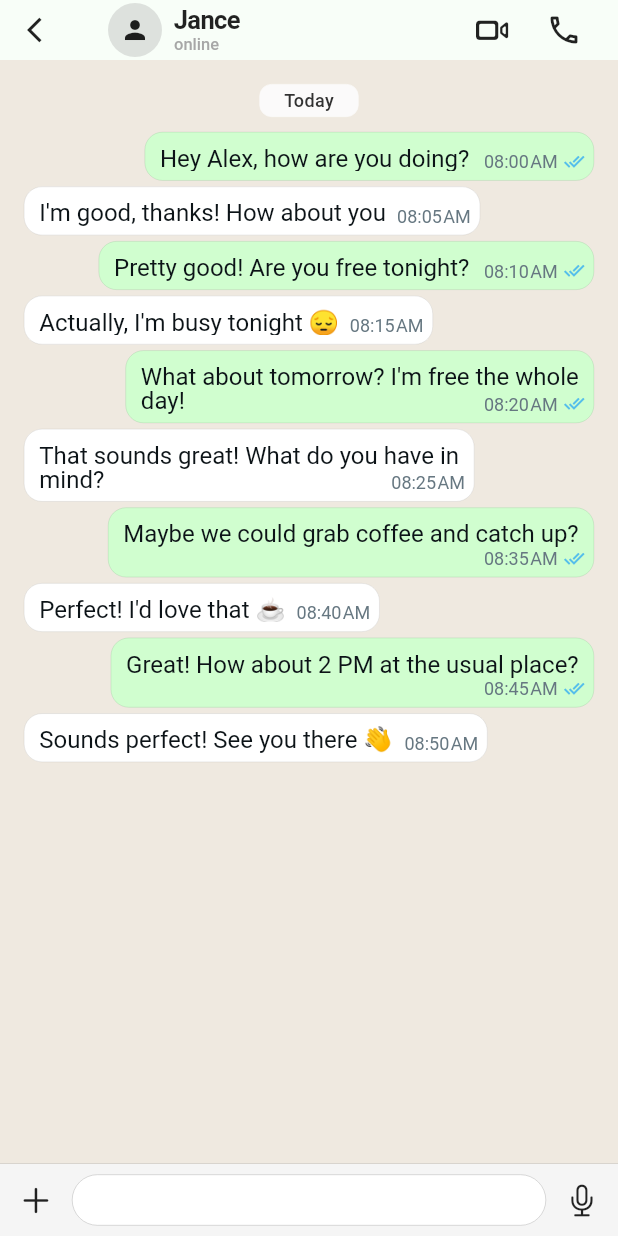
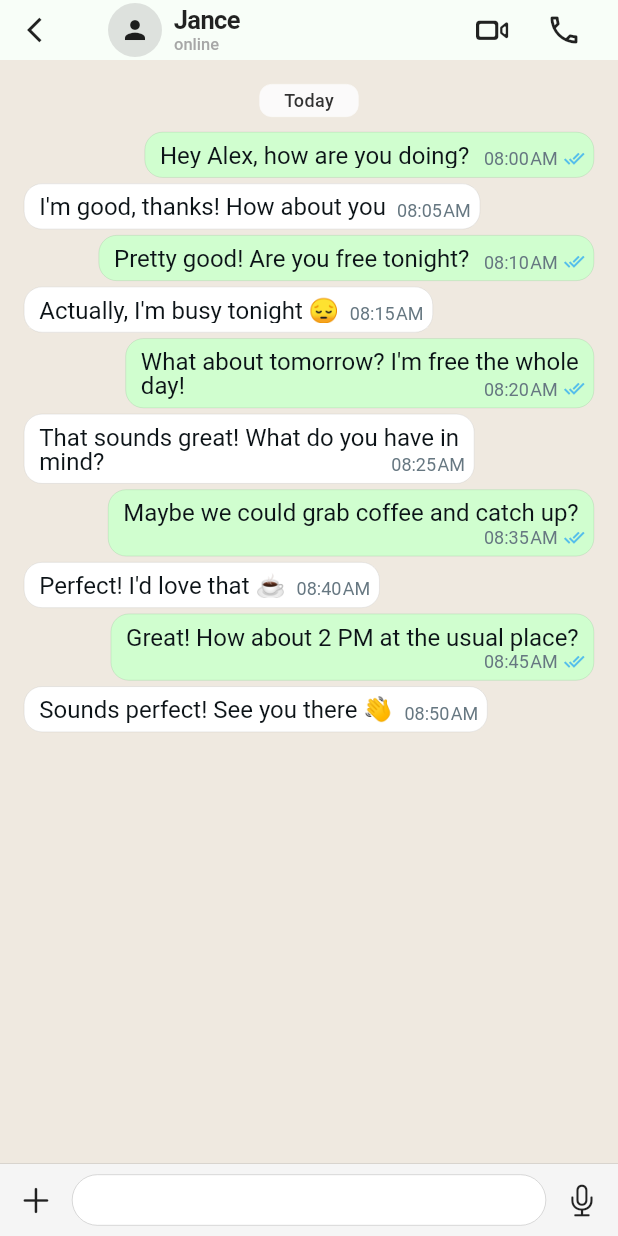
Before and after one commit to Lukas-io/whatreply, a Flutter app: the screen it shows after launch, on a phone screen of 412 x 824 dp. Run offline on Flutter 3.47's test engine with Material 3 defaults, Android fonts, the phone set to English and light mode, and no system bars; network calls fail; Roboto replaces fonts that are missing (SF Pro Display).

```diff
--- a/lib/widgets/message_widgets.dart
+++ b/lib/widgets/message_widgets.dart
@@ -100,7 +100,9 @@ class TextMessage extends StatelessWidget {
       child: Stack(
         fit: StackFit.passthrough,
         children: [
-          Column(
+          message.replyTo != null
+              ? IntrinsicWidth(
+                  child: Column(
                     crossAxisAlignment: CrossAxisAlignment.start,
                     children: [
                       if (message.replyTo != null) ...[
@@ -132,7 +134,55 @@ class TextMessage extends StatelessWidget {
                               TextSpan(
                                 text:
                                     (message.isMe ? "ddd" : "") +
-                            ChatDateUtils.formatMessageTime(message.timestamp),
+                                    ChatDateUtils.formatMessageTime(
+                                      message.timestamp,
+                                    ),
+                                style: const TextStyle(
+                                  fontSize: 12,
+                                  color: Colors.transparent,
+                                  //TODO: CHANGE THIS TO RED.
+                                  wordSpacing: -2,
+                                  letterSpacing: 0,
+                                ),
+                              ),
+                            ],
+                          ),
+                        ),
+                      ),
+                    ],
+                  ),
+                )
+              : Column(
+                  crossAxisAlignment: CrossAxisAlignment.start,
+                  children: [
+                    Padding(
+                      padding: const EdgeInsets.only(
+                        top: 2,
+                        right: 4.0,
+                        left: 4.0,
+                      ),
+                      child: RichText(
+                        textWidthBasis: TextWidthBasis.longestLine,
+                        text: TextSpan(
+                          children: [
+                            TextSpan(
+                              text: message.text,
+                              style: const TextStyle(
+                                fontSize: 16,
+                                color: Color(0xFF0C1317),
+                                height: 1.0,
+                                letterSpacing: 0,
+                              ),
+                            ),
+                            TextSpan(text: " "),
+                            //TODO:
+                            /// THIS HELPS TO SET ENOUGH SPACE FOR THE TIME WIDGET. IF IT NEEDS A NEW LINE IT WOULD AUTOMATICALLY ADD IT BECAUSE THE TEXT IS THE SIMILAR WIDTH TO THE TIME WIDGET
+                            TextSpan(
+                              text:
+                                  (message.isMe ? "ddd" : "") +
+                                  ChatDateUtils.formatMessageTime(
+                                    message.timestamp,
+                                  ),
                               style: const TextStyle(
                                 fontSize: 12,
                                 color: Colors.transparent,
```
Also changed, not shown: lib/models/message_brain.dart (+12 -8 lines). Lines whose indentation alone changed are shown as unchanged.
